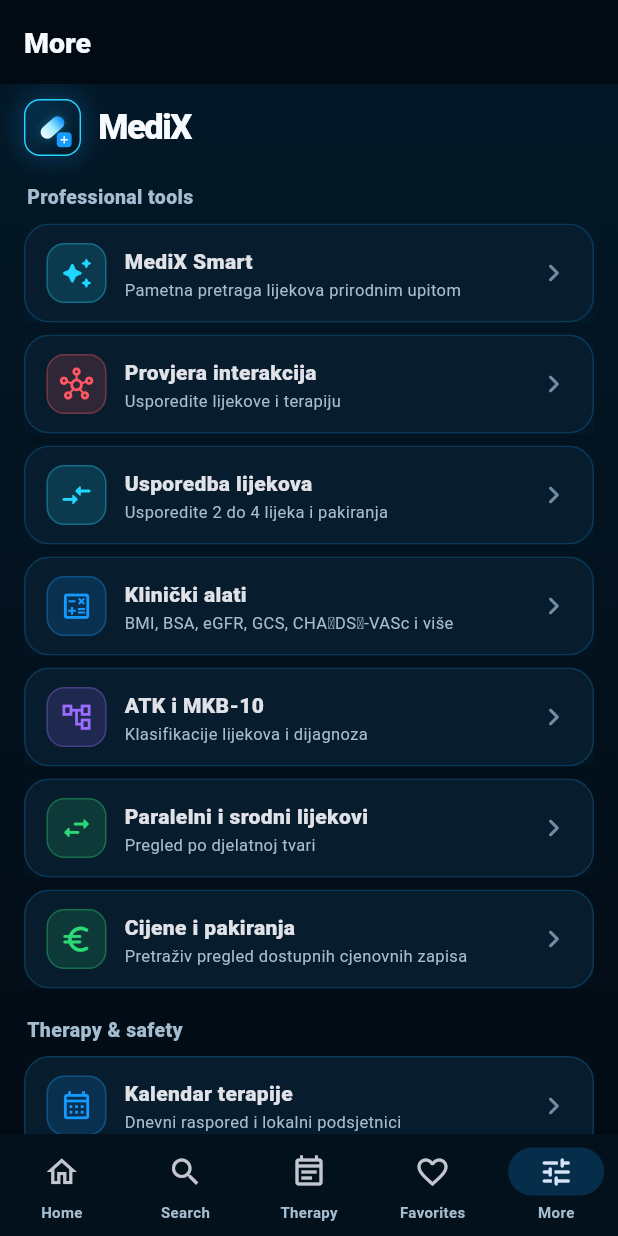
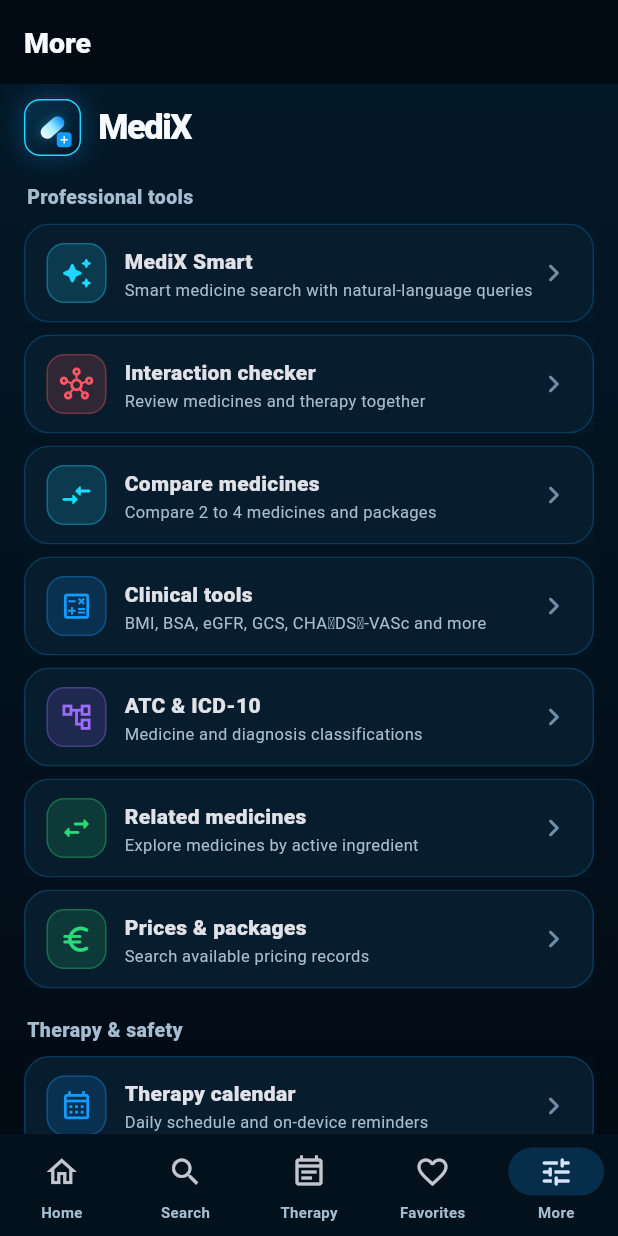
Before and after one commit to bren-wp/MediX, a Flutter app: the AppShell screen opened directly with empty values, item 5 of the bottom bar chosen, on a phone screen of 412 x 824 dp. Run offline on Flutter 3.47's test engine with Material 3 defaults, Android fonts, the phone set to English and light mode, and no system bars; our stand-ins replace flutter_local_notifications, flutter_timezone, pdf, shared_preferences, timezone; accounts and stored records are empty.

Commit message:
content: polish English-primary professional tools menu

```diff
--- a/lib/features/settings/more_screen.dart
+++ b/lib/features/settings/more_screen.dart
@@ -39,6 +39,7 @@
   @override
   Widget build(BuildContext context) {
     final loc = MedixLocalizations.of(context);
+    final hr = Localizations.localeOf(context).languageCode == 'hr';
     return MedixPage(
       appBar: AppBar(title: Text(loc.t('more'))),
       safeArea: false,
@@ -54,7 +55,9 @@
           _MenuItem(
             icon: Icons.auto_awesome_rounded,
             title: 'MediX Smart',
-            subtitle: 'Pametna pretraga lijekova prirodnim upitom',
+            subtitle: hr
+                ? 'Pametna pretraga lijekova prirodnim upitom'
+                : 'Smart medicine search with natural-language queries',
             color: MedixColors.cyan,
             onTap: () => _push(
               context,
@@ -63,8 +66,10 @@
           ),
           _MenuItem(
             icon: Icons.hub_outlined,
-            title: 'Provjera interakcija',
-            subtitle: 'Usporedite lijekove i terapiju',
+            title: hr ? 'Provjera interakcija' : 'Interaction checker',
+            subtitle: hr
+                ? 'Usporedite lijekove i terapiju'
+                : 'Review medicines and therapy together',
             color: MedixColors.danger,
             onTap: () => _push(
               context,
@@ -73,8 +78,10 @@
           ),
           _MenuItem(
             icon: Icons.compare_arrows_rounded,
-            title: 'Usporedba lijekova',
-            subtitle: 'Usporedite 2 do 4 lijeka i pakiranja',
+            title: hr ? 'Usporedba lijekova' : 'Compare medicines',
+            subtitle: hr
+                ? 'Usporedite 2 do 4 lijeka i pakiranja'
+                : 'Compare 2 to 4 medicines and packages',
             color: MedixColors.cyan,
             onTap: () => _push(
               context,
@@ -83,8 +90,10 @@
           ),
           _MenuItem(
             icon: Icons.calculate_outlined,
-            title: 'Klinički alati',
-            subtitle: 'BMI, BSA, eGFR, GCS, CHA₂DS₂-VASc i više',
+            title: hr ? 'Klinički alati' : 'Clinical tools',
+            subtitle: hr
+                ? 'BMI, BSA, eGFR, GCS, CHA₂DS₂-VASc i više'
+                : 'BMI, BSA, eGFR, GCS, CHA₂DS₂-VASc and more',
             color: MedixColors.primary,
             onTap: () => _push(
               context,
@@ -93,8 +102,10 @@
           ),
           _MenuItem(
             icon: Icons.account_tree_outlined,
-            title: 'ATK i MKB-10',
-            subtitle: 'Klasifikacije lijekova i dijagnoza',
+            title: hr ? 'ATK i MKB-10' : 'ATC & ICD-10',
+            subtitle: hr
+                ? 'Klasifikacije lijekova i dijagnoza'
+                : 'Medicine and diagnosis classifications',
             color: MedixColors.purple,
             onTap: () => _push(
               context,
@@ -103,8 +114,10 @@
           ),
           _MenuItem(
             icon: Icons.swap_horiz_rounded,
-            title: 'Paralelni i srodni lijekovi',
-            subtitle: 'Pregled po djelatnoj tvari',
+            title: hr ? 'Paralelni i srodni lijekovi' : 'Related medicines',
+            subtitle: hr
+                ? 'Pregled po djelatnoj tvari'
+                : 'Explore medicines by active ingredient',
             color: MedixColors.success,
             onTap: () => _push(
               context,
@@ -113,8 +126,10 @@
           ),
           _MenuItem(
             icon: Icons.euro_rounded,
-            title: 'Cijene i pakiranja',
-            subtitle: 'Pretraživ pregled dostupnih cjenovnih zapisa',
+            title: hr ? 'Cijene i pakiranja' : 'Prices & packages',
+            subtitle: hr
+                ? 'Pretraživ pregled dostupnih cjenovnih zapisa'
+                : 'Search available pricing records',
             color: MedixColors.success,
             onTap: () => _push(
               context,
@@ -125,8 +140,10 @@
           _SectionTitle(loc.t('therapySafety')),
           _MenuItem(
             icon: Icons.calendar_month_outlined,
-            title: 'Kalendar terapije',
-            subtitle: 'Dnevni raspored i lokalni podsjetnici',
+            title: hr ? 'Kalendar terapije' : 'Therapy calendar',
+            subtitle: hr
+                ? 'Dnevni raspored i podsjetnici na uređaju'
+                : 'Daily schedule and on-device reminders',
             color: MedixColors.primary,
             onTap: () => _push(
               context,
@@ -135,8 +152,10 @@
           ),
           _MenuItem(
             icon: Icons.pregnant_woman_rounded,
-            title: 'Trudnoća i dojenje',
-            subtitle: 'Brzi pregled posebnih upozorenja',
+            title: hr ? 'Trudnoća i dojenje' : 'Pregnancy & breastfeeding',
+            subtitle: hr
+                ? 'Brzi pregled posebnih upozorenja'
+                : 'Focused safety considerations',
             color: MedixColors.purple,
             onTap: () => _push(
               context,
@@ -147,8 +166,10 @@
           ),
           _MenuItem(
             icon: Icons.child_care_rounded,
-            title: 'Djeca',
-            subtitle: 'Pedijatrijski sigurnosni pregled',
+            title: hr ? 'Djeca' : 'Children',
+            subtitle: hr
+                ? 'Pedijatrijski sigurnosni pregled'
+                : 'Pediatric safety overview',
             color: MedixColors.warning,
             onTap: () => _push(
               context,
@@ -159,8 +180,10 @@
           ),
           _MenuItem(
             icon: Icons.elderly_rounded,
-            title: 'Starije osobe',
-            subtitle: 'Politerapija i posebna upozorenja',
+            title: hr ? 'Starije osobe' : 'Older adults',
+            subtitle: hr
+                ? 'Politerapija i posebna upozorenja'
+                : 'Polypharmacy and safety considerations',
             color: MedixColors.cyan,
             onTap: () => _push(
               context,
@@ -173,8 +196,10 @@
           _SectionTitle(loc.t('additional')),
           _MenuItem(
             icon: Icons.local_pharmacy_outlined,
-            title: 'Ljekarne u blizini',
-            subtitle: 'Otvori pretragu ljekarni u aplikaciji za karte',
+            title: hr ? 'Ljekarne u blizini' : 'Nearby pharmacies',
+            subtitle: hr
+                ? 'Otvori pretragu ljekarni u aplikaciji za karte'
+                : 'Open a pharmacy search in your maps app',
             color: MedixColors.success,
             onTap: () => _push(
               context,
@@ -183,8 +208,10 @@
           ),
           _MenuItem(
             icon: Icons.school_outlined,
-            title: 'Edukacija i vodiči',
-            subtitle: 'Kratki vodiči za sigurnije korištenje MediX alata',
+            title: hr ? 'Edukacija i vodiči' : 'Education & guides',
+            subtitle: hr
+                ? 'Kratki vodiči za sigurnije korištenje MediX alata'
+                : 'Practical guides for getting more from MediX',
             color: MedixColors.warning,
             onTap: () => _push(
               context,
```
